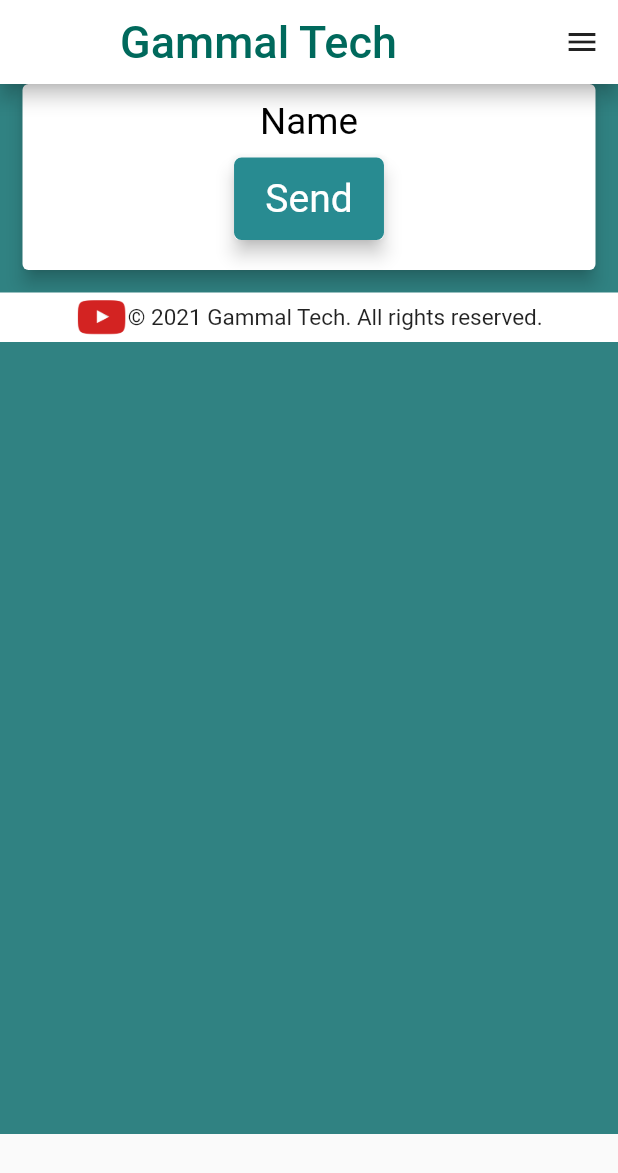
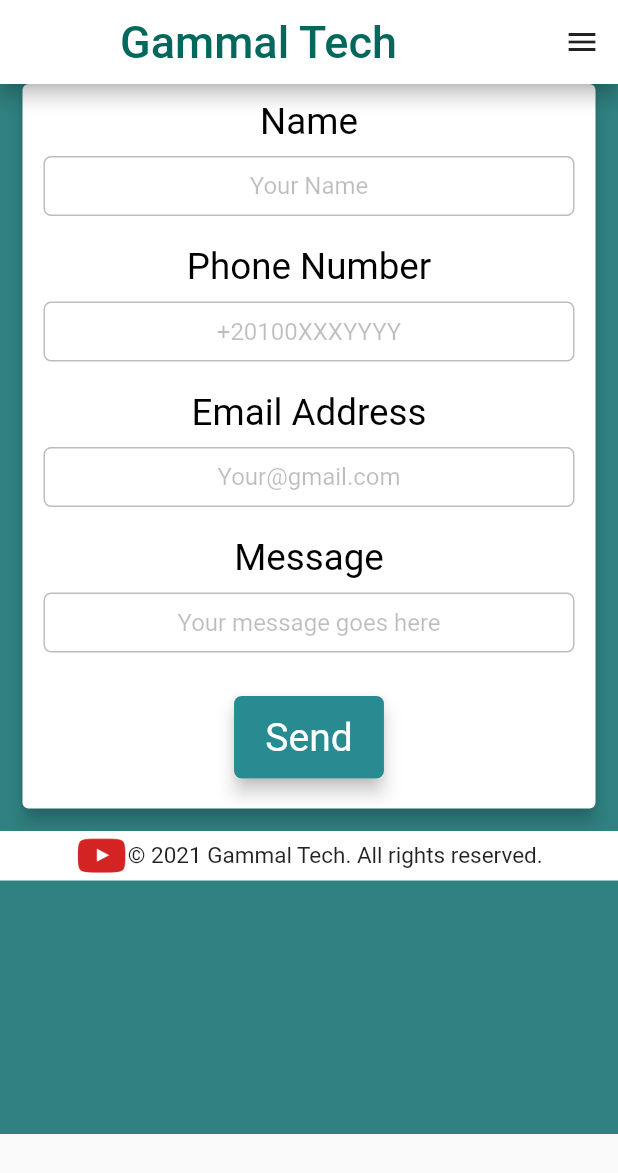
Before and after one commit to AhmedAbdoElhawary/gammal_tech_mobile_app, a Flutter app: the ContactUS screen opened directly, on a phone screen of 412 x 824 dp. Shown: the top 1173 px of the screen. Run offline on Flutter 3.47's test engine with Material 2 defaults, Android fonts, the phone set to English and light mode, and no system bars; our stand-ins replace chewie, cloud_firestore, firebase_auth, firebase_core, firebase_storage, fluttertoast and 3 more; missing offline and left inert: flutter_email_sender; accounts and stored records are empty; network calls fail.

Commit message:
add the TextFormField (ContactUS class)

```diff
--- a/lib/contact_us.dart
+++ b/lib/contact_us.dart
@@ -38,7 +38,6 @@ class ContactUS extends StatelessWidget {
     return SingleChildScrollView(
       child: Column(
         children: [
-
           Card(
             margin: EdgeInsets.only(
               left: 15,
@@ -52,7 +51,13 @@ class ContactUS extends StatelessWidget {
               child: Column(
                 children: [
                   buildQuestionText('Name', 24.5),
-
+                  buildTextFormField(controlUserName, 'Your Name'),
+                  buildQuestionText('Phone Number', 24.5),
+                  buildTextFormField(controlPhoneNumber, '+20100XXXYYYY'),
+                  buildQuestionText('Email Address', 24.5),
+                  buildTextFormField(controlEmailAddress, 'Your@gmail.com'),
+                  buildQuestionText('Message', 24.5),
+                  buildTextFormField(controlMessage, 'Your message goes here'),
                   Card(
                     margin: EdgeInsets.all(10),
                     elevation: 5,
@@ -99,5 +104,36 @@ class ContactUS extends StatelessWidget {
             fontSize: fontSize),
       );
 
+  Padding buildTextFormField(var controller, String hint) {
+    return Padding(
+      padding: const EdgeInsets.only(
+        left: 10.0,
+        right: 10.0,
+        top: 5,
+        bottom: 15,
+      ),
+      child: Card(
+        elevation: 0,
+        child: Container(
+          height: 40,
+          padding: const EdgeInsets.only(left: 10.0, right: 10.0),
+          decoration: BoxDecoration(
+              borderRadius: BorderRadius.circular(5),
+              color: Colors.white,
+              border: Border.all(color: Colors.black26)),
+          child: TextFormField(
+            controller: controller,
+            keyboardType: TextInputType.name,
+            textAlign: TextAlign.center,
+            decoration: InputDecoration(
+              border: InputBorder.none,
+              hintText: hint,
+              hintStyle: TextStyle(color: Colors.black26),
+            ),
+          ),
+        ),
+      ),
+    );
+  }
 
 }
```
